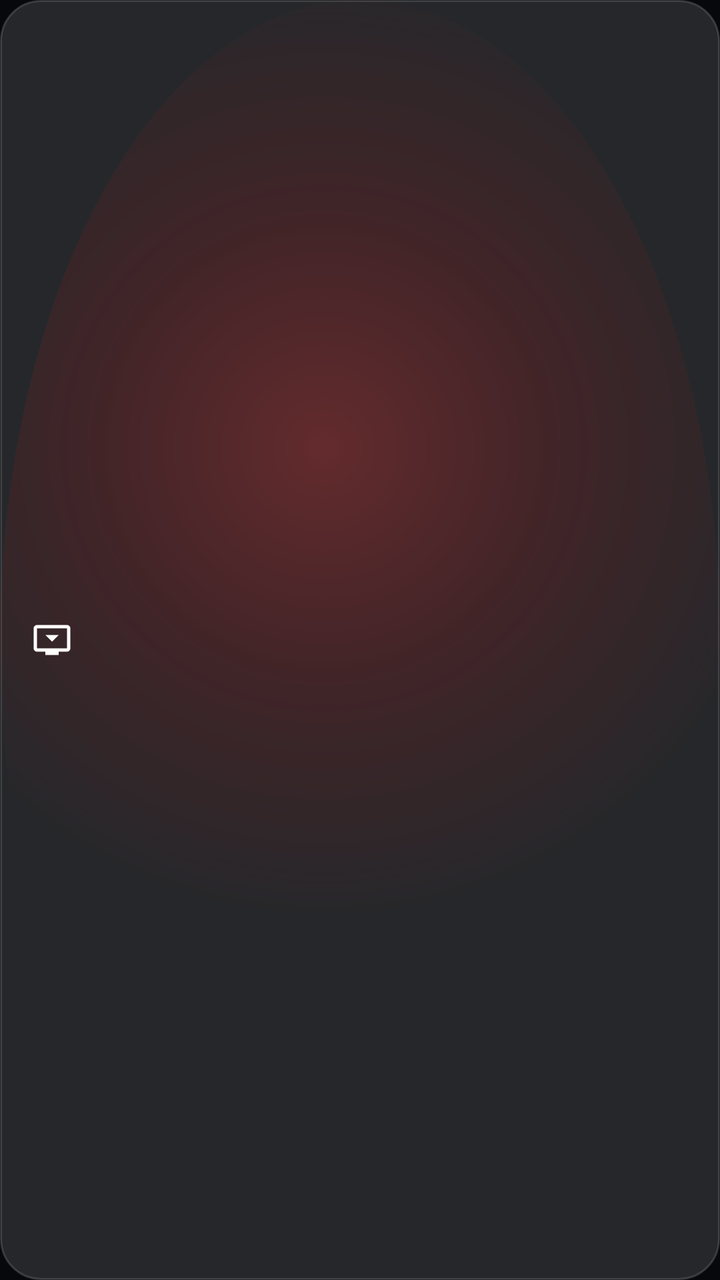
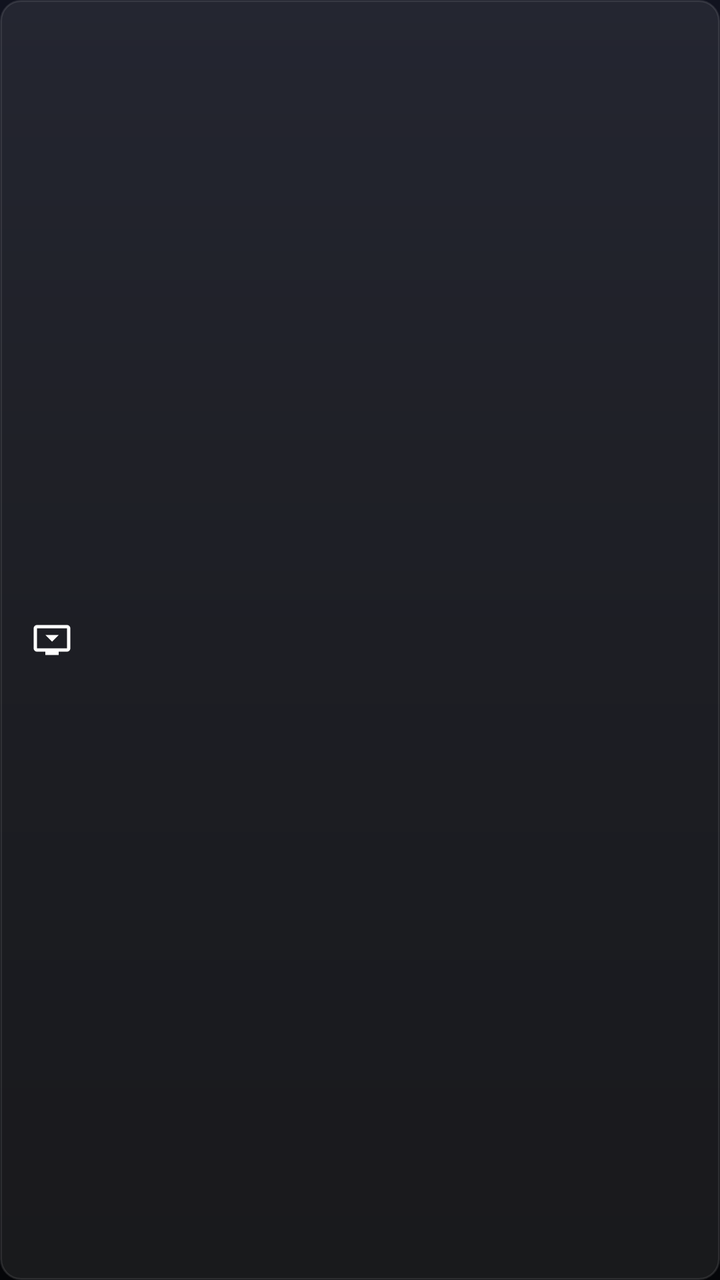

Compare the two renders of this Android layout. The source of the first and the diff that turns it into the second are given below.
<!-- AndroidManifest.xml: application theme Theme.TvDetox -->
<!-- res/layout/item_input_choice.xml -->
<?xml version="1.0" encoding="utf-8"?>
<LinearLayout xmlns:android="http://schemas.android.com/apk/res/android"
    android:layout_width="match_parent"
    android:layout_height="48dp"
    android:layout_marginBottom="8dp"
    android:background="@drawable/bg_pill_selector"
    android:clickable="true"
    android:focusable="true"
    android:gravity="center_vertical"
    android:orientation="horizontal"
    android:paddingStart="16dp"
    android:paddingEnd="16dp">

    <ImageView
        android:id="@+id/ivInputIcon"
        android:layout_width="20dp"
        android:layout_height="20dp"
        android:src="@drawable/ic_inputs"
        android:contentDescription="@null" />

    <TextView
        android:id="@+id/tvInputName"
        android:layout_width="wrap_content"
        android:layout_height="wrap_content"
        android:layout_marginStart="14dp"
        android:textColor="@color/text_white"
        android:textSize="15sp"
        android:textStyle="bold" />
</LinearLayout>
<!-- resources referenced by this layout -->
<resources>
  <color name="text_white">#FFFFFF</color>
  <!-- drawable bg_pill_selector (drawable) -->
  <?xml version="1.0" encoding="utf-8"?>
  <selector xmlns:android="http://schemas.android.com/apk/res/android">
      <item android:state_focused="true" android:drawable="@drawable/bg_pill_focused" />
      <item android:state_pressed="true" android:drawable="@drawable/bg_pill_focused" />
      <item android:drawable="@drawable/bg_pill_normal" />
  </selector>
  <!-- drawable ic_inputs (drawable) -->
  <vector xmlns:android="http://schemas.android.com/apk/res/android"
      android:width="20dp"
      android:height="20dp"
      android:viewportWidth="24"
      android:viewportHeight="24">
      <path
          android:fillColor="#FFFFFFFF"
          android:pathData="M21,3H3C1.9,3 1,3.9 1,5v12c0,1.1 0.9,2 2,2h5v2h8v-2h5c1.1,0 1.99,-0.9 1.99,-2L23,5c0,-1.1 -0.9,-2 -2,-2zM21,17H3V5h18v12zM8,9l4,4l4,-4H8z"/>
  </vector>
  <style name="Theme.TvDetox" parent="Theme.AppCompat.NoActionBar">
          <item name="android:windowNoTitle">true</item>
          <item name="android:windowActionBar">false</item>
          <item name="android:windowFullscreen">true</item>
          <item name="android:windowContentOverlay">@null</item>
          <item name="android:windowBackground">@drawable/bg_launcher</item>
          <item name="android:textColor">@color/text_white</item>
      </style>
  <!-- drawable bg_pill_focused (drawable) -->
  <?xml version="1.0" encoding="utf-8"?>
  <shape xmlns:android="http://schemas.android.com/apk/res/android"
      android:shape="rectangle">
      <corners android:radius="20dp" />
      <solid android:color="#45FFFFFF" />
      <stroke
          android:width="2.5dp"
          android:color="#FFFFFF" />
  </shape>
  <!-- drawable bg_pill_normal (drawable) -->
  <?xml version="1.0" encoding="utf-8"?>
  <shape xmlns:android="http://schemas.android.com/apk/res/android"
      android:shape="rectangle">
      <corners android:radius="20dp" />
      <solid android:color="#20FFFFFF" />
      <stroke
          android:width="1dp"
          android:color="#26FFFFFF" />
  </shape>
  <!-- drawable bg_launcher (drawable) -->
  <?xml version="1.0" encoding="utf-8"?>
  <layer-list xmlns:android="http://schemas.android.com/apk/res/android">
      <item>
          <shape android:shape="rectangle">
              <solid android:color="#07080B" />
          </shape>
      </item>
      <item>
          <shape android:shape="oval">
              <gradient
                  android:type="radial"
                  android:gradientRadius="65%p"
                  android:centerX="45%"
                  android:centerY="35%"
                  android:startColor="#4D0C0F"
                  android:centerColor="#250508"
                  android:endColor="#0007080B" />
          </shape>
      </item>
  </layer-list>
</resources>

<!-- the commit's change to res/layout/item_input_choice.xml (unified diff, before → after) -->
@@ -1,9 +1,9 @@
 <?xml version="1.0" encoding="utf-8"?>
 <LinearLayout xmlns:android="http://schemas.android.com/apk/res/android"
     android:layout_width="match_parent"
-    android:layout_height="48dp"
+    android:layout_height="46dp"
     android:layout_marginBottom="8dp"
-    android:background="@drawable/bg_pill_selector"
+    android:background="@drawable/bg_input_choice_selector"
     android:clickable="true"
     android:focusable="true"
     android:gravity="center_vertical"
@@ -16,6 +16,7 @@
         android:layout_width="20dp"
         android:layout_height="20dp"
         android:src="@drawable/ic_inputs"
+        android:tint="@color/text_white"
         android:contentDescription="@null" />
 
     <TextView
@@ -24,6 +25,6 @@
         android:layout_height="wrap_content"
         android:layout_marginStart="14dp"
         android:textColor="@color/text_white"
-        android:textSize="15sp"
+        android:textSize="14sp"
         android:textStyle="bold" />
 </LinearLayout>
<!-- resource entries referenced after the edit -->
@@ -1,12 +1,27 @@
 <!-- resources referenced by this layout -->
 <resources>
   <color name="text_white">#FFFFFF</color>
-  <!-- drawable bg_pill_selector (drawable) -->
+  <!-- drawable bg_input_choice_selector (drawable) -->
   <?xml version="1.0" encoding="utf-8"?>
   <selector xmlns:android="http://schemas.android.com/apk/res/android">
-      <item android:state_focused="true" android:drawable="@drawable/bg_pill_focused" />
-      <item android:state_pressed="true" android:drawable="@drawable/bg_pill_focused" />
-      <item android:drawable="@drawable/bg_pill_normal" />
+      <item android:state_focused="true">
+          <shape android:shape="rectangle">
+              <corners android:radius="10dp" />
+              <solid android:color="#35FFFFFF" />
+              <stroke
+                  android:width="2dp"
+                  android:color="#FFFFFF" />
+          </shape>
+      </item>
+      <item>
+          <shape android:shape="rectangle">
+              <corners android:radius="10dp" />
+              <solid android:color="#14FFFFFF" />
+              <stroke
+                  android:width="1dp"
+                  android:color="#1AFFFFFF" />
+          </shape>
+      </item>
   </selector>
   <!-- drawable ic_inputs (drawable) -->
   <vector xmlns:android="http://schemas.android.com/apk/res/android"
@@ -26,46 +41,16 @@
           <item name="android:windowBackground">@drawable/bg_launcher</item>
           <item name="android:textColor">@color/text_white</item>
       </style>
-  <!-- drawable bg_pill_focused (drawable) -->
+  <!-- drawable bg_launcher (drawable) -->
   <?xml version="1.0" encoding="utf-8"?>
   <shape xmlns:android="http://schemas.android.com/apk/res/android"
       android:shape="rectangle">
-      <corners android:radius="20dp" />
-      <solid android:color="#45FFFFFF" />
-      <stroke
-          android:width="2.5dp"
-          android:color="#FFFFFF" />
+      <gradient
+          android:type="linear"
+          android:angle="270"
+          android:startColor="#11131F"
+          android:centerColor="#0A0B11"
+          android:endColor="#050609" />
   </shape>
-  <!-- drawable bg_pill_normal (drawable) -->
-  <?xml version="1.0" encoding="utf-8"?>
-  <shape xmlns:android="http://schemas.android.com/apk/res/android"
-      android:shape="rectangle">
-      <corners android:radius="20dp" />
-      <solid android:color="#20FFFFFF" />
-      <stroke
-          android:width="1dp"
-          android:color="#26FFFFFF" />
-  </shape>
-  <!-- drawable bg_launcher (drawable) -->
-  <?xml version="1.0" encoding="utf-8"?>
-  <layer-list xmlns:android="http://schemas.android.com/apk/res/android">
-      <item>
-          <shape android:shape="rectangle">
-              <solid android:color="#07080B" />
-          </shape>
-      </item>
-      <item>
-          <shape android:shape="oval">
-              <gradient
-                  android:type="radial"
-                  android:gradientRadius="65%p"
-                  android:centerX="45%"
-                  android:centerY="35%"
-                  android:startColor="#4D0C0F"
-                  android:centerColor="#250508"
-                  android:endColor="#0007080B" />
-          </shape>
-      </item>
-  </layer-list>
 </resources>
 
